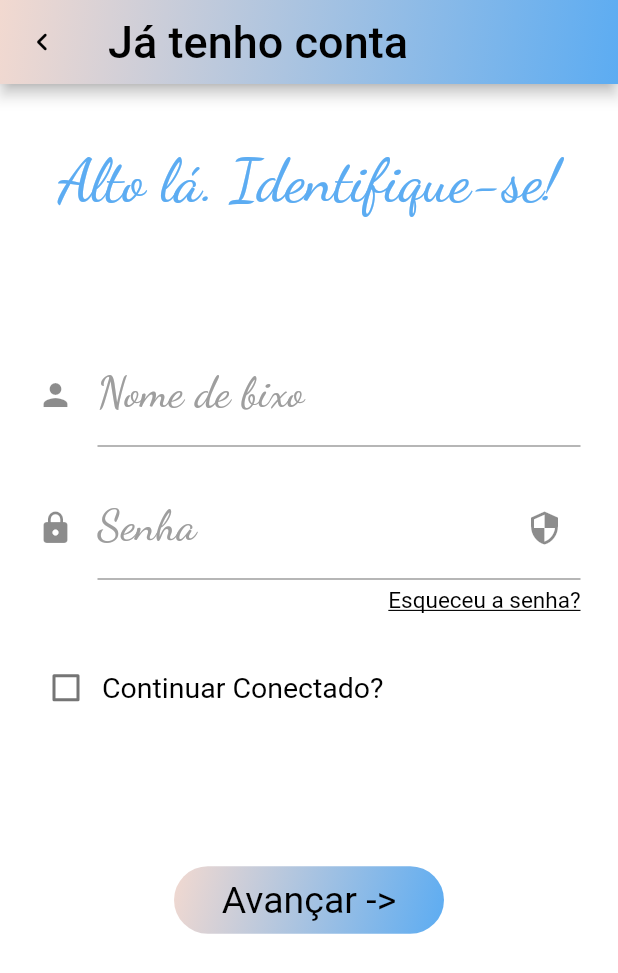
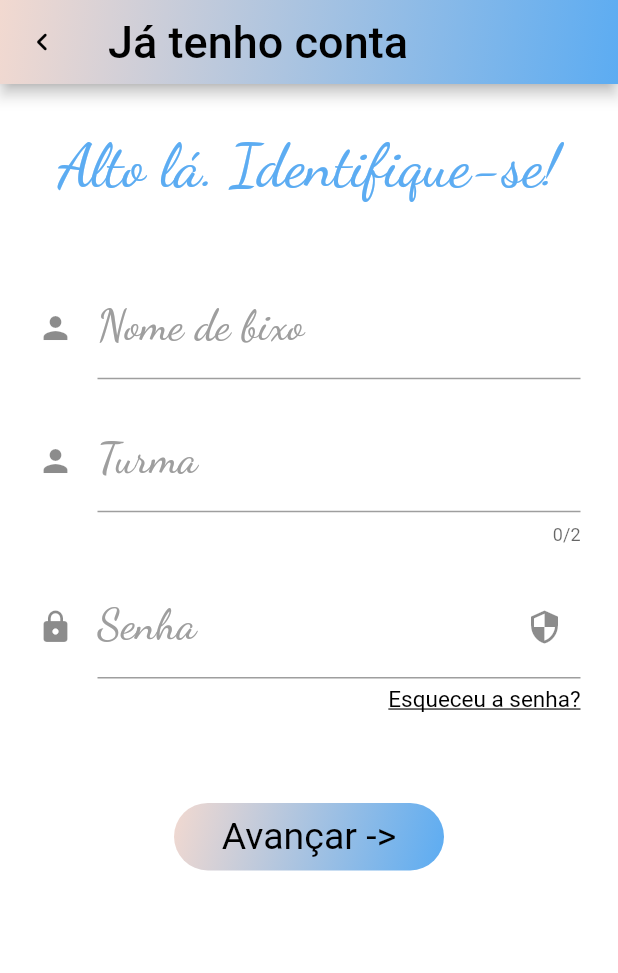
Before and after one commit to KalilBalech/H8Book, a Flutter app: the JaTenhoConta screen opened directly, on a phone screen of 412 x 824 dp. Shown: the top 973 px of the screen. Run offline on Flutter 3.47's test engine with Material 2 defaults, Android fonts, the phone set to English and light mode, and no system bars; our stand-ins replace cloud_firestore, firebase_core; accounts and stored records are empty; Roboto replaces fonts that are missing (CaviarDreams).

Commit message:
Finalização das paginas de login

```diff
--- a/lib/Pages/PaginaPrincipal/pagina_principal.dart
+++ b/lib/Pages/PaginaPrincipal/pagina_principal.dart
@@ -4,6 +4,12 @@ import 'Home.dart';
 import 'Perfil.dart';
 
 class PaginaPrincipal extends StatefulWidget {
+
+  final String nomeDeBixo;
+  final String turma;
+
+  PaginaPrincipal({this.nomeDeBixo, this.turma});
+
   @override
   _PaginaPrincipalState createState() => _PaginaPrincipalState();
 }
--- a/lib/Pages/Usuario/ja_tenho_conta.dart
+++ b/lib/Pages/Usuario/ja_tenho_conta.dart
@@ -2,7 +2,6 @@ import 'package:cloud_firestore/cloud_firestore.dart';
 import 'package:flutter/material.dart';
 import 'package:h_book/Pages/PaginaPrincipal/pagina_principal.dart';
 import '../../config/my_colors.dart';
-import '../../config/Text_format.dart';
 import 'recuperar_senha.dart';
 
 class JaTenhoConta extends StatefulWidget {
@@ -15,19 +14,16 @@ class _JaTenhoContaState extends State<JaTenhoConta> {
 
   TextEditingController _nomeDeBixoInputController = TextEditingController();
   TextEditingController _senhaInputController = TextEditingController();
+  TextEditingController _turmaInputController = TextEditingController();
 
   bool _secureText = true;
   bool continuarConectado = false;
+  bool _loginInvalido = false;
 
   String _senhaIncompativel;
-
+  String nomeDeBixo;
+  String turma;
   Stream usuariosCadastrados;
-
-    @override
-  void initState(){
-    usuariosCadastrados = FirebaseFirestore.instance.collection("Usuários").snapshots();
-    super.initState();
-  }
 
   @override
   Widget build(BuildContext context) {
@@ -67,9 +63,8 @@ class _JaTenhoContaState extends State<JaTenhoConta> {
           child: Center(
             child: Column(
               children: [
-                SizedBox(height: 20),
+                SizedBox(height: 10),
                 titulo("Alto lá. Identifique-se!"),
-                SizedBox(height: 35),
                 Container(
                   decoration: BoxDecoration(
                     color: Colors.white,
@@ -79,7 +74,6 @@ class _JaTenhoContaState extends State<JaTenhoConta> {
                   padding: EdgeInsets.symmetric(horizontal: 5),
                   child: TextField(
                     controller: _nomeDeBixoInputController,
-                    inputFormatters: [UpperCaseText()],
                     decoration: InputDecoration(
                       labelText: "Nome de bixo",
                         labelStyle: TextStyle(
@@ -88,6 +82,29 @@ class _JaTenhoContaState extends State<JaTenhoConta> {
                           fontWeight: FontWeight.w400,
                           fontFamily: "DancingScript",
                         ),
+                      icon: Icon(Icons.person),
+                    ),
+                  ),
+                ),
+                Container(
+                  decoration: BoxDecoration(
+                    color: Colors.white,
+                    borderRadius: BorderRadius.circular(20),
+                  ),
+                  margin: EdgeInsets.symmetric(horizontal: 20, vertical: 10),
+                  padding: EdgeInsets.symmetric(horizontal: 5),
+                  child: TextField(
+                    controller: _turmaInputController,
+                    keyboardType: TextInputType.number,
+                    maxLength: 2,
+                    decoration: InputDecoration(
+                      labelText: "Turma",
+                      labelStyle: TextStyle(
+                        color: Colors.grey,
+                        fontSize: 29,
+                        fontWeight: FontWeight.w400,
+                        fontFamily: "DancingScript",
+                      ),
                       icon: Icon(Icons.person),
                     ),
                   ),
@@ -142,7 +159,6 @@ class _JaTenhoContaState extends State<JaTenhoConta> {
                             decoration: TextDecoration.underline,
                             color: Colors.black,
                             fontSize: 15,
-                            fontWeight: FontWeight.w400,
                             fontFamily: "CaviarDreams",
                           ),
                         ),
@@ -150,7 +166,16 @@ class _JaTenhoContaState extends State<JaTenhoConta> {
                     ]
                   ),
                 ),
-                SizedBox(height: 10),
+                SizedBox(height: 40),
+                _loginInvalido ? Text("Nome de Bixo, turma ou senha inválido(s)",
+                style: TextStyle(
+                  fontFamily: "CaviarDreams",
+                  fontWeight: FontWeight.bold,
+                  color: Colors.red,
+                  fontSize: 15,
+                ),
+                ) : Container(),
+                /*SizedBox(height: 10),
                 Container(
                   margin: EdgeInsets.symmetric(horizontal: 20, vertical: 15),
                   child: Row(
@@ -174,18 +199,25 @@ class _JaTenhoContaState extends State<JaTenhoConta> {
                       )
                     ],
                   ),
-                ),
-                SizedBox(height: 80),
+                ),*/
+                SizedBox(height:20),
                 GestureDetector(
                   onTap: () {
-                    Navigator.push(
-                      context,
-                      MaterialPageRoute(builder: (context) =>  PaginaPrincipal()
-                    ));
+                    FirebaseFirestore.instance.collection('Usuários').doc(_nomeDeBixoInputController.text+_turmaInputController.text).get().then((DocumentSnapshot documentSnapshot) {
+                      if (documentSnapshot.exists && documentSnapshot['Senha'] == _senhaInputController.text) {
+                        Navigator.push(
+                            context,
+                            MaterialPageRoute(builder: (context) =>  PaginaPrincipal(nomeDeBixo: _nomeDeBixoInputController.text, turma: _turmaInputController.text)
+                        ));
+                      }
+                      else
+                        setState(() {
+                            _loginInvalido = true;
+                        });
+                    });
                   },
-                  child: botao("Avançar ->")
+                  child: botao("Avançar ->"),
                 ),
-                SizedBox(height: 50),
               ],
             ),
           ),
```
Also changed, not shown: lib/Pages/Usuario/novo_usuario.dart (+32 -10 lines), lib/Pages/Usuario/recuperar_senha.dart (+71 -1 lines), 1 other file.
